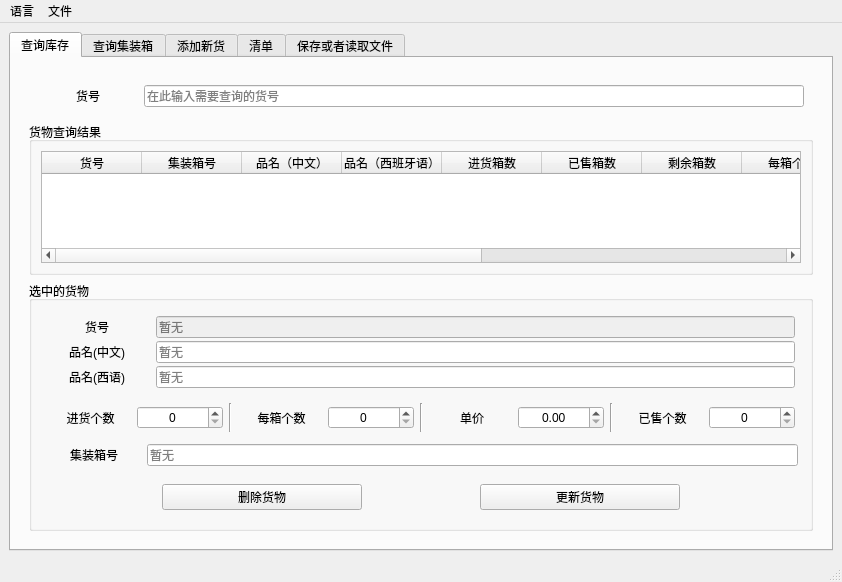
linxinwNeo/CompanyStroageManagement, file CompanyStroageManagement/mainwindow.ui: the form before one commit.
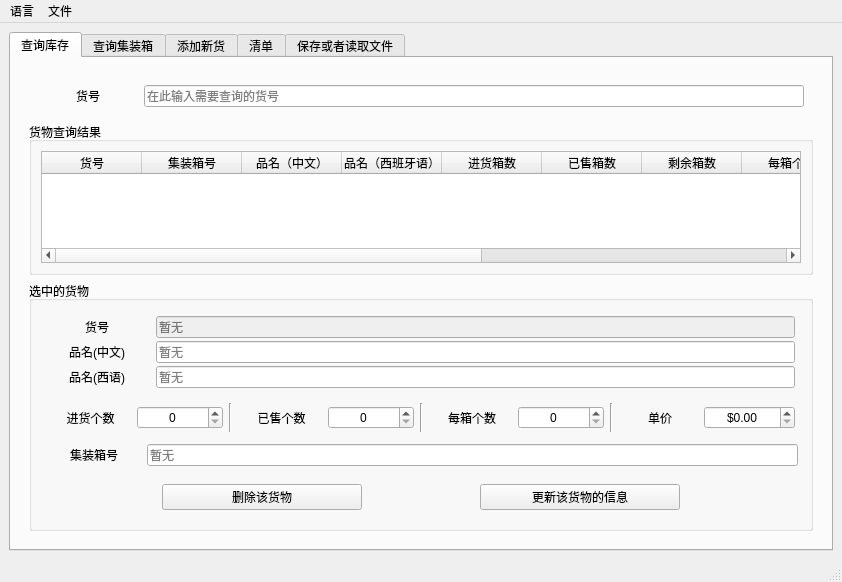
The form after the commit.

Diff of the .ui file:
```diff
--- a/CompanyStroageManagement/mainwindow.ui
+++ b/CompanyStroageManagement/mainwindow.ui
@@ -411,6 +411,54 @@
                    </property>
                   </widget>
                  </item>
+                 <item>
+                  <widget class="QWidget" name="widget_13" native="true">
+                   <layout class="QHBoxLayout" name="horizontalLayout_8">
+                    <property name="spacing">
+                     <number>3</number>
+                    </property>
+                    <property name="leftMargin">
+                     <number>3</number>
+                    </property>
+                    <property name="topMargin">
+                     <number>3</number>
+                    </property>
+                    <property name="rightMargin">
+                     <number>3</number>
+                    </property>
+                    <property name="bottomMargin">
+                     <number>3</number>
+                    </property>
+                    <item>
+                     <widget class="QLabel" name="selected_model_NUM_SOLD_PIECES_label">
+                      <property name="text">
+                       <string>已售个数</string>
+                      </property>
+                      <property name="alignment">
+                       <set>Qt::AlignCenter</set>
+                      </property>
+                     </widget>
+                    </item>
+                    <item>
+                     <widget class="QSpinBox" name="selected_model_NUM_SOLD_PIECES_SB">
+                      <property name="alignment">
+                       <set>Qt::AlignCenter</set>
+                      </property>
+                      <property name="maximum">
+                       <number>999999999</number>
+                      </property>
+                     </widget>
+                    </item>
+                   </layout>
+                  </widget>
+                 </item>
+                 <item>
+                  <widget class="Line" name="line_3">
+                   <property name="orientation">
+                    <enum>Qt::Vertical</enum>
+                   </property>
+                  </widget>
+                 </item>
                  <item>
                   <widget class="QWidget" name="widget_11" native="true">
                    <layout class="QHBoxLayout" name="horizontalLayout_6">
@@ -498,6 +546,9 @@
                       <property name="alignment">
                        <set>Qt::AlignCenter</set>
                       </property>
+                      <property name="prefix">
+                       <string notr="true">$</string>
+                      </property>
                       <property name="maximum">
                        <double>999999999999999.000000000000000</double>
                       </property>
@@ -506,54 +557,6 @@
                    </layout>
                   </widget>
                  </item>
-                 <item>
-                  <widget class="Line" name="line_3">
-                   <property name="orientation">
-                    <enum>Qt::Vertical</enum>
-                   </property>
-                  </widget>
-                 </item>
-                 <item>
-                  <widget class="QWidget" name="widget_13" native="true">
-                   <layout class="QHBoxLayout" name="horizontalLayout_8">
-                    <property name="spacing">
-                     <number>3</number>
-                    </property>
-                    <property name="leftMargin">
-                     <number>3</number>
-                    </property>
-                    <property name="topMargin">
-                     <number>3</number>
-                    </property>
-                    <property name="rightMargin">
-                     <number>3</number>
-                    </property>
-                    <property name="bottomMargin">
-                     <number>3</number>
-                    </property>
-                    <item>
-                     <widget class="QLabel" name="selected_model_NUM_SOLD_PIECES_label">
-                      <property name="text">
-                       <string>已售个数</string>
-                      </property>
-                      <property name="alignment">
-                       <set>Qt::AlignCenter</set>
-                      </property>
-                     </widget>
-                    </item>
-                    <item>
-                     <widget class="QSpinBox" name="selected_model_NUM_SOLD_PIECES_SB">
-                      <property name="alignment">
-                       <set>Qt::AlignCenter</set>
-                      </property>
-                      <property name="maximum">
-                       <number>999999999</number>
-                      </property>
-                     </widget>
-                    </item>
-                   </layout>
-                  </widget>
-                 </item>
                 </layout>
                </widget>
               </item>
@@ -613,7 +616,7 @@
                     </size>
                    </property>
                    <property name="text">
-                    <string>删除货物</string>
+                    <string>删除该货物</string>
                    </property>
                   </widget>
                  </item>
@@ -626,7 +629,7 @@
                     </size>
                    </property>
                    <property name="text">
-                    <string>更新货物</string>
+                    <string>更新该货物的信息</string>
                    </property>
                   </widget>
                  </item>
```
